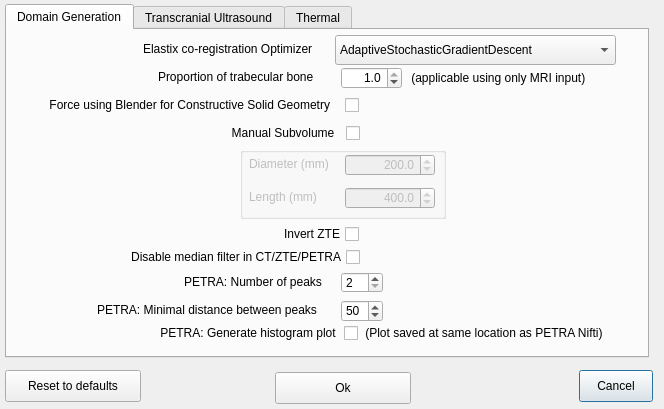
Old version of the form BabelBrain/Options/form.ui in the repository ProteusMRIgHIFU/BabelBrain.
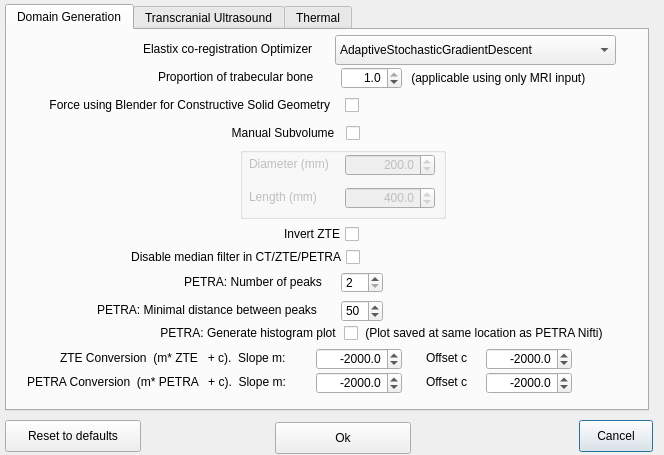
New version of the form. The open tabs and pages were chosen to show the change.

Commit message: Adding options to adjust slope and offset for ZTE and PETRA conversions to pseudo CT

Diff of the .ui file:
```diff
--- a/BabelBrain/Options/form.ui
+++ b/BabelBrain/Options/form.ui
@@ -7,7 +7,7 @@
     <x>0</x>
     <y>0</y>
     <width>664</width>
-    <height>409</height>
+    <height>455</height>
    </rect>
   </property>
   <property name="windowTitle">
@@ -17,7 +17,7 @@
    <property name="geometry">
     <rect>
      <x>579</x>
-     <y>370</y>
+     <y>420</y>
      <width>74</width>
      <height>32</height>
     </rect>
@@ -30,7 +30,7 @@
    <property name="geometry">
     <rect>
      <x>275</x>
-     <y>372</y>
+     <y>422</y>
      <width>136</width>
      <height>32</height>
     </rect>
@@ -43,7 +43,7 @@
    <property name="geometry">
     <rect>
      <x>5</x>
-     <y>370</y>
+     <y>420</y>
      <width>136</width>
      <height>32</height>
     </rect>
@@ -58,7 +58,7 @@
      <x>5</x>
      <y>4</y>
      <width>644</width>
-     <height>354</height>
+     <height>407</height>
     </rect>
    </property>
    <property name="currentIndex">
@@ -418,6 +418,170 @@
       <number>50</number>
      </property>
     </widget>
+    <widget class="QDoubleSpinBox" name="ZTESlopeSpinBox">
+     <property name="geometry">
+      <rect>
+       <x>309</x>
+       <y>318</y>
+       <width>86</width>
+       <height>22</height>
+      </rect>
+     </property>
+     <property name="alignment">
+      <set>Qt::AlignmentFlag::AlignRight|Qt::AlignmentFlag::AlignTrailing|Qt::AlignmentFlag::AlignVCenter</set>
+     </property>
+     <property name="decimals">
+      <number>1</number>
+     </property>
+     <property name="minimum">
+      <double>-5000.000000000000000</double>
+     </property>
+     <property name="maximum">
+      <double>5000.000000000000000</double>
+     </property>
+     <property name="singleStep">
+      <double>10.000000000000000</double>
+     </property>
+     <property name="value">
+      <double>-2000.000000000000000</double>
+     </property>
+    </widget>
+    <widget class="QLabel" name="FocalLengthLabel_8">
+     <property name="geometry">
+      <rect>
+       <x>53</x>
+       <y>318</y>
+       <width>255</width>
+       <height>20</height>
+      </rect>
+     </property>
+     <property name="text">
+      <string>ZTE Conversion  (m* ZTE   + c).  Slope m:</string>
+     </property>
+    </widget>
+    <widget class="QDoubleSpinBox" name="ZTEOffsetSpinBox">
+     <property name="geometry">
+      <rect>
+       <x>479</x>
+       <y>318</y>
+       <width>86</width>
+       <height>22</height>
+      </rect>
+     </property>
+     <property name="alignment">
+      <set>Qt::AlignmentFlag::AlignRight|Qt::AlignmentFlag::AlignTrailing|Qt::AlignmentFlag::AlignVCenter</set>
+     </property>
+     <property name="decimals">
+      <number>1</number>
+     </property>
+     <property name="minimum">
+      <double>-5000.000000000000000</double>
+     </property>
+     <property name="maximum">
+      <double>5000.000000000000000</double>
+     </property>
+     <property name="singleStep">
+      <double>10.000000000000000</double>
+     </property>
+     <property name="value">
+      <double>-2000.000000000000000</double>
+     </property>
+    </widget>
+    <widget class="QLabel" name="FocalLengthLabel_9">
+     <property name="geometry">
+      <rect>
+       <x>419</x>
+       <y>318</y>
+       <width>70</width>
+       <height>20</height>
+      </rect>
+     </property>
+     <property name="text">
+      <string>Offset c</string>
+     </property>
+    </widget>
+    <widget class="QDoubleSpinBox" name="PETRASlopeSpinBox">
+     <property name="geometry">
+      <rect>
+       <x>309</x>
+       <y>342</y>
+       <width>86</width>
+       <height>22</height>
+      </rect>
+     </property>
+     <property name="alignment">
+      <set>Qt::AlignmentFlag::AlignRight|Qt::AlignmentFlag::AlignTrailing|Qt::AlignmentFlag::AlignVCenter</set>
+     </property>
+     <property name="decimals">
+      <number>1</number>
+     </property>
+     <property name="minimum">
+      <double>-5000.000000000000000</double>
+     </property>
+     <property name="maximum">
+      <double>5000.000000000000000</double>
+     </property>
+     <property name="singleStep">
+      <double>10.000000000000000</double>
+     </property>
+     <property name="value">
+      <double>-2000.000000000000000</double>
+     </property>
+    </widget>
+    <widget class="QDoubleSpinBox" name="PETRAOffsetSpinBox">
+     <property name="geometry">
+      <rect>
+       <x>479</x>
+       <y>342</y>
+       <width>86</width>
+       <height>22</height>
+      </rect>
+     </property>
+     <property name="alignment">
+      <set>Qt::AlignmentFlag::AlignRight|Qt::AlignmentFlag::AlignTrailing|Qt::AlignmentFlag::AlignVCenter</set>
+     </property>
+     <property name="decimals">
+      <number>1</number>
+     </property>
+     <property name="minimum">
+      <double>-5000.000000000000000</double>
+     </property>
+     <property name="maximum">
+      <double>5000.000000000000000</double>
+     </property>
+     <property name="singleStep">
+      <double>10.000000000000000</double>
+     </property>
+     <property name="value">
+      <double>-2000.000000000000000</double>
+     </property>
+    </widget>
+    <widget class="QLabel" name="FocalLengthLabel_10">
+     <property name="geometry">
+      <rect>
+       <x>20</x>
+       <y>342</y>
+       <width>288</width>
+       <height>20</height>
+      </rect>
+     </property>
+     <property name="text">
+      <string>PETRA Conversion  (m* PETRA   + c).  Slope m:</string>
+     </property>
+    </widget>
+    <widget class="QLabel" name="FocalLengthLabel_11">
+     <property name="geometry">
+      <rect>
+       <x>419</x>
+       <y>342</y>
+       <width>70</width>
+       <height>20</height>
+      </rect>
+     </property>
+     <property name="text">
+      <string>Offset c</string>
+     </property>
+    </widget>
    </widget>
    <widget class="QWidget" name="tab_2">
     <attribute name="title">
```
Left out of the diff: 24 changed lines with no effect on the pictures. The commit also changes 5 other files.
